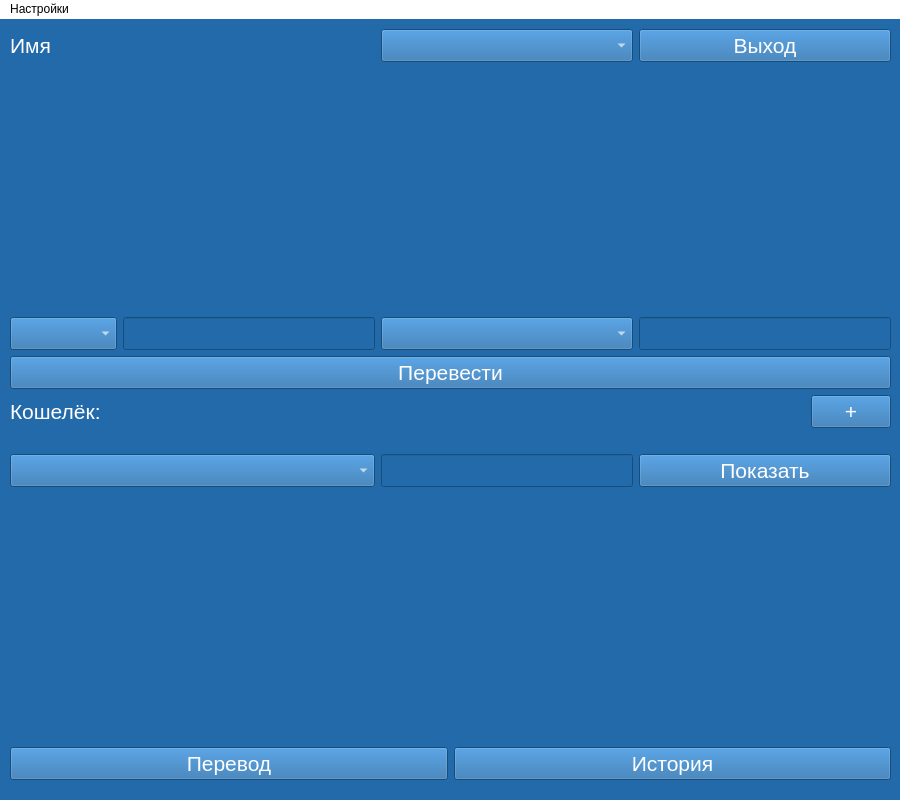
Tenager-Pro/3-kurs-2-semestr, file Курсовая Банк/pythonProject/ui/Menu.ui: the form before one commit.
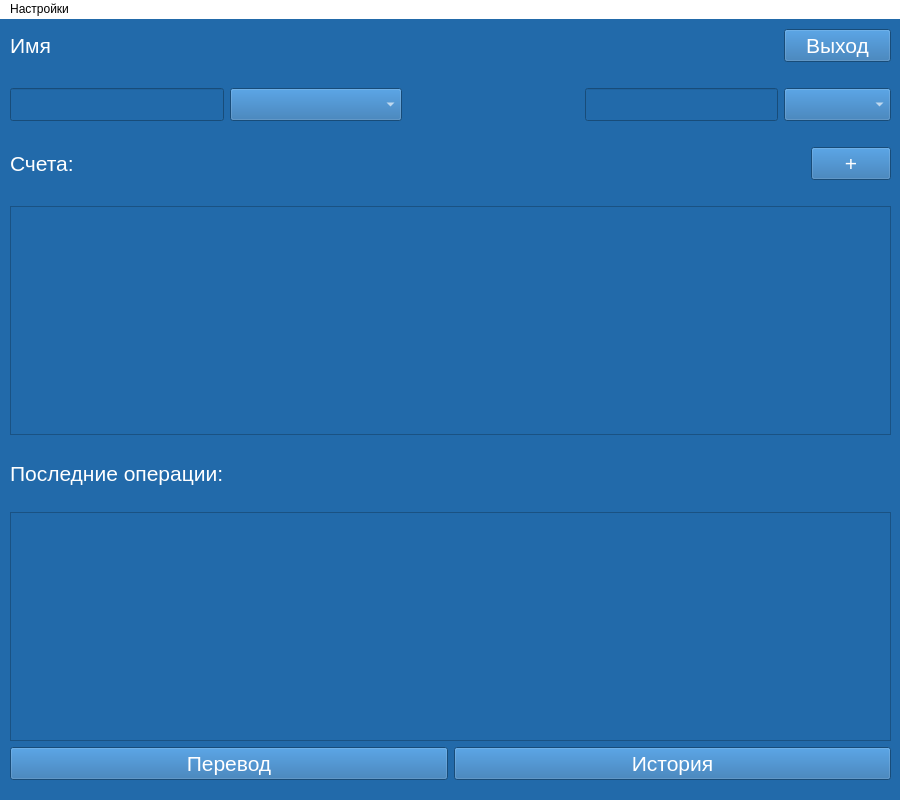
The form after the commit. Icons and pictures are not drawn.

Diff of the .ui file:
```diff
--- a/Курсовая Банк/pythonProject/ui/Menu.ui
+++ b/Курсовая Банк/pythonProject/ui/Menu.ui
@@ -42,42 +42,8 @@
      </rect>
     </property>
     <layout class="QGridLayout" name="gridLayout">
-     <item row="13" column="0" colspan="4">
-      <layout class="QHBoxLayout" name="horizontalLayout_2">
-       <item>
-        <widget class="QPushButton" name="pushButton_3">
-         <property name="font">
-          <font>
-           <pointsize>16</pointsize>
-          </font>
-         </property>
-         <property name="styleSheet">
-          <string notr="true">color:rgb(255,255,255)</string>
-         </property>
-         <property name="text">
-          <string>Перевод</string>
-         </property>
-        </widget>
-       </item>
-       <item>
-        <widget class="QPushButton" name="pushButton_4">
-         <property name="font">
-          <font>
-           <pointsize>16</pointsize>
-          </font>
-         </property>
-         <property name="styleSheet">
-          <string notr="true">color: rgb(255,255,255)</string>
-         </property>
-         <property name="text">
-          <string>История</string>
-         </property>
-        </widget>
-       </item>
-      </layout>
-     </item>
-     <item row="11" column="2">
-      <widget class="QLineEdit" name="lineEdit">
+     <item row="0" column="0" colspan="4">
+      <widget class="QLabel" name="label_name">
        <property name="font">
         <font>
          <pointsize>16</pointsize>
@@ -86,82 +52,12 @@
        <property name="styleSheet">
         <string notr="true">color: rgb(255,255,255)</string>
        </property>
-       <property name="echoMode">
-        <enum>QLineEdit::Password</enum>
-       </property>
-       <property name="readOnly">
-        <bool>true</bool>
-       </property>
-      </widget>
-     </item>
-     <item row="3" column="0">
-      <widget class="QComboBox" name="comboBox_2">
-       <property name="font">
-        <font>
-         <pointsize>16</pointsize>
-        </font>
-       </property>
-       <property name="styleSheet">
-        <string notr="true">color: rgb(255,255,255) </string>
-       </property>
-      </widget>
-     </item>
-     <item row="0" column="3">
-      <widget class="QPushButton" name="push_button_exit">
-       <property name="font">
-        <font>
-         <pointsize>16</pointsize>
-        </font>
-       </property>
-       <property name="styleSheet">
-        <string notr="true">color:rgb(255,255,255)</string>
-       </property>
        <property name="text">
-        <string>Выход</string>
+        <string>Имя</string>
        </property>
       </widget>
      </item>
-     <item row="0" column="2">
-      <widget class="QComboBox" name="comboBox_4">
-       <property name="font">
-        <font>
-         <pointsize>16</pointsize>
-        </font>
-       </property>
-       <property name="styleSheet">
-        <string notr="true">color: rgb(255,255,255) </string>
-       </property>
-      </widget>
-     </item>
-     <item row="6" column="0" colspan="4">
-      <widget class="QPushButton" name="pushButton_6">
-       <property name="font">
-        <font>
-         <pointsize>16</pointsize>
-        </font>
-       </property>
-       <property name="styleSheet">
-        <string notr="true">color:rgb(255,255,255)</string>
-       </property>
-       <property name="text">
-        <string>Перевести</string>
-       </property>
-      </widget>
-     </item>
-     <item row="12" column="3">
-      <spacer name="verticalSpacer">
-       <property name="orientation">
-        <enum>Qt::Vertical</enum>
-       </property>
-       <property name="sizeHint" stdset="0">
-        <size>
-         <width>20</width>
-         <height>40</height>
-        </size>
-       </property>
-      </spacer>
-     </item>
-     <item row="9" column="0" colspan="4">
+     <item row="8" column="0" colspan="6">
       <layout class="QHBoxLayout" name="horizontalLayout">
        <item>
         <widget class="QLabel" name="label">
@@ -174,7 +70,7 @@
           <string notr="true">color: rgb(255,255,255)</string>
          </property>
          <property name="text">
-          <string>Кошелёк:</string>
+          <string>Счета:</string>
          </property>
         </widget>
        </item>
@@ -227,47 +123,79 @@
        </item>
       </layout>
      </item>
-     <item row="0" column="0" colspan="2">
-      <widget class="QLabel" name="label_name">
-       <property name="font">
-        <font>
-         <pointsize>16</pointsize>
-        </font>
-       </property>
-       <property name="styleSheet">
-        <string notr="true">color: rgb(255,255,255)</string>
-       </property>
-       <property name="text">
-        <string>Имя</string>
-       </property>
-      </widget>
-     </item>
-     <item row="10" column="0" colspan="4">
-      <spacer name="horizontalSpacer_5">
-       <property name="orientation">
-        <enum>Qt::Horizontal</enum>
-       </property>
-       <property name="sizeHint" stdset="0">
-        <size>
-         <width>40</width>
-         <height>20</height>
-        </size>
-       </property>
-      </spacer>
-     </item>
-     <item row="11" column="0" colspan="2">
-      <widget class="QComboBox" name="comboBox">
-       <property name="font">
-        <font>
-         <pointsize>16</pointsize>
-        </font>
-       </property>
-       <property name="styleSheet">
-        <string notr="true">color: rgb(255,255,255) </string>
-       </property>
-      </widget>
-     </item>
      <item row="3" column="2">
+      <spacer name="horizontalSpacer_9">
+       <property name="orientation">
+        <enum>Qt::Horizontal</enum>
+       </property>
+       <property name="sizeHint" stdset="0">
+        <size>
+         <width>40</width>
+         <height>20</height>
+        </size>
+       </property>
+      </spacer>
+     </item>
+     <item row="15" column="0" colspan="6">
+      <layout class="QHBoxLayout" name="horizontalLayout_2">
+       <item>
+        <widget class="QPushButton" name="translate_button">
+         <property name="font">
+          <font>
+           <pointsize>16</pointsize>
+          </font>
+         </property>
+         <property name="styleSheet">
+          <string notr="true">color:rgb(255,255,255)</string>
+         </property>
+         <property name="text">
+          <string>Перевод</string>
+         </property>
+        </widget>
+       </item>
+       <item>
+        <widget class="QPushButton" name="pushButton_4">
+         <property name="font">
+          <font>
+           <pointsize>16</pointsize>
+          </font>
+         </property>
+         <property name="styleSheet">
+          <string notr="true">color: rgb(255,255,255)</string>
+         </property>
+         <property name="text">
+          <string>История</string>
+         </property>
+        </widget>
+       </item>
+      </layout>
+     </item>
+     <item row="3" column="1">
+      <widget class="QComboBox" name="comboBox_2">
+       <property name="font">
+        <font>
+         <pointsize>16</pointsize>
+        </font>
+       </property>
+       <property name="styleSheet">
+        <string notr="true">color: rgb(255,255,255) </string>
+       </property>
+      </widget>
+     </item>
+     <item row="13" column="0">
+      <spacer name="horizontalSpacer_8">
+       <property name="orientation">
+        <enum>Qt::Horizontal</enum>
+       </property>
+       <property name="sizeHint" stdset="0">
+        <size>
+         <width>40</width>
+         <height>20</height>
+        </size>
+       </property>
+      </spacer>
+     </item>
+     <item row="3" column="5">
       <widget class="QComboBox" name="comboBox_3">
        <property name="font">
         <font>
@@ -279,20 +207,87 @@
        </property>
       </widget>
      </item>
+     <item row="0" column="4">
+      <spacer name="horizontalSpacer_7">
+       <property name="orientation">
+        <enum>Qt::Horizontal</enum>
+       </property>
+       <property name="sizeHint" stdset="0">
+        <size>
+         <width>40</width>
+         <height>20</height>
+        </size>
+       </property>
+      </spacer>
+     </item>
+     <item row="9" column="0" colspan="6">
+      <spacer name="horizontalSpacer_5">
+       <property name="orientation">
+        <enum>Qt::Horizontal</enum>
+       </property>
+       <property name="sizeHint" stdset="0">
+        <size>
+         <width>40</width>
+         <height>20</height>
+        </size>
+       </property>
+      </spacer>
+     </item>
+     <item row="0" column="5">
+      <widget class="QPushButton" name="push_button_exit">
+       <property name="font">
+        <font>
+         <pointsize>16</pointsize>
+        </font>
+       </property>
+       <property name="styleSheet">
+        <string notr="true">color:rgb(255,255,255)</string>
+       </property>
+       <property name="text">
+        <string>Выход</string>
+       </property>
+      </widget>
+     </item>
+     <item row="6" column="1">
+      <spacer name="horizontalSpacer_3">
+       <property name="orientation">
+        <enum>Qt::Horizontal</enum>
+       </property>
+       <property name="sizeHint" stdset="0">
+        <size>
+         <width>40</width>
+         <height>20</height>
+        </size>
+       </property>
+      </spacer>
+     </item>
+     <item row="11" column="0">
+      <spacer name="horizontalSpacer_6">
+       <property name="orientation">
+        <enum>Qt::Horizontal</enum>
+       </property>
+       <property name="sizeHint" stdset="0">
+        <size>
+         <width>40</width>
+         <height>20</height>
+        </size>
+       </property>
+      </spacer>
+     </item>
      <item row="1" column="0">
       <spacer name="verticalSpacer_3">
        <property name="orientation">
-        <enum>Qt::Vertical</enum>
+        <enum>Qt::Horizontal</enum>
        </property>
        <property name="sizeHint" stdset="0">
         <size>
-         <width>20</width>
-         <height>40</height>
+         <width>40</width>
+         <height>20</height>
         </size>
        </property>
       </spacer>
      </item>
-     <item row="3" column="3">
+     <item row="3" column="3" colspan="2">
       <widget class="QLineEdit" name="lineEdit_3">
        <property name="font">
         <font>
@@ -301,37 +296,33 @@
        </property>
       </widget>
      </item>
-     <item row="3" column="1">
-      <widget class="QLineEdit" name="lineEdit_2">
-       <property name="font">
-        <font>
-         <pointsize>16</pointsize>
-        </font>
-       </property>
-      </widget>
-     </item>
-     <item row="11" column="3">
-      <widget class="QPushButton" name="pushButton">
-       <property name="font">
-        <font>
-         <pointsize>16</pointsize>
-        </font>
-       </property>
-       <property name="styleSheet">
-        <string notr="true">color: rgb(255,255,255)</string>
-       </property>
-       <property name="text">
-        <string>Показать</string>
-       </property>
-      </widget>
-     </item>
-     <item row="12" column="1">
+     <item row="12" column="0">
       <widget class="QLabel" name="label_2">
+       <property name="font">
+        <font>
+         <pointsize>16</pointsize>
+        </font>
+       </property>
+       <property name="styleSheet">
+        <string notr="true">color: rgb(255,255,255)</string>
+       </property>
        <property name="text">
-        <string/>
+        <string>Последние операции:</string>
        </property>
-       <property name="pixmap">
-        <pixmap>Картинки/price-scan-scanner-bar-barcode-code_108573.png</pixmap>
+      </widget>
+     </item>
+     <item row="14" column="0" colspan="6">
+      <widget class="QListWidget" name="listWidget"/>
+     </item>
+     <item row="10" column="0" colspan="6">
+      <widget class="QListWidget" name="listWidget_2"/>
+     </item>
+     <item row="3" column="0">
+      <widget class="QLineEdit" name="lineEdit">
+       <property name="font">
+        <font>
+         <pointsize>16</pointsize>
+        </font>
        </property>
       </widget>
      </item>
```
Left out of the diff: 6 changed lines with no effect on the pictures.
